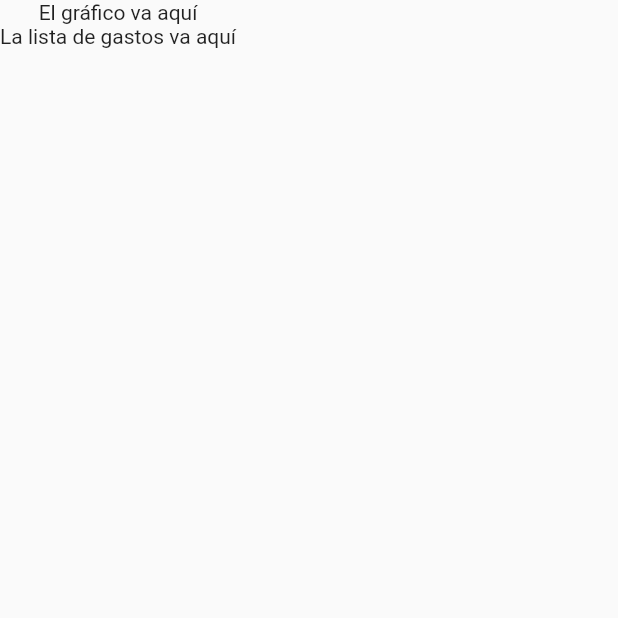
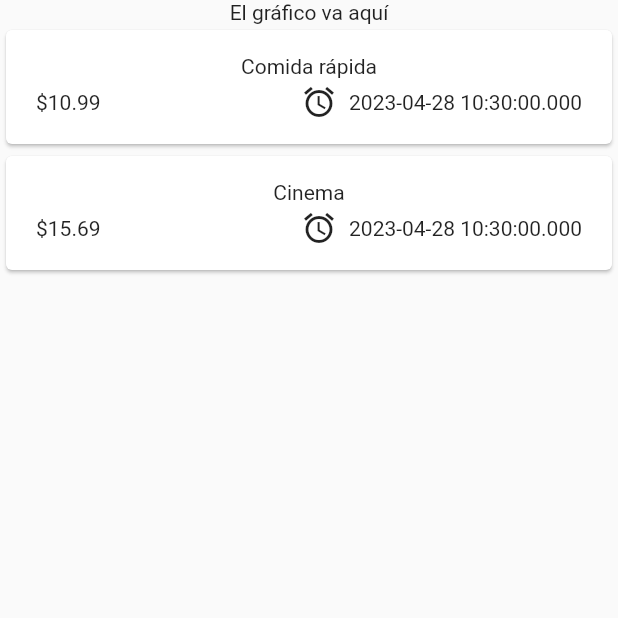
Before and after one commit to Ing-Eduardo-E/Flutter-Projects, a Flutter app: the screen it shows after launch, on a phone screen of 412 x 824 dp, the top half of it. Run offline on Flutter 3.47's test engine with Material 2 defaults, Android fonts, the phone set to English and light mode, and no system bars; our stand-ins replace google_fonts.

Commit message:
Creando y dando forma a las tarjeta de los gastos particulares

```diff
--- a/flutter_presupuesto_3/lib/main.dart
+++ b/flutter_presupuesto_3/lib/main.dart
@@ -1,5 +1,5 @@
 import 'package:flutter/material.dart';
-import 'package:flutter_presupuesto_3/expenses.dart';
+import 'package:flutter_presupuesto_3/widgets/expenses.dart';
 
 void main() {
   runApp(
--- a/flutter_presupuesto_3/lib/models/expense.dart
+++ b/flutter_presupuesto_3/lib/models/expense.dart
@@ -2,7 +2,7 @@ import 'package:uuid/uuid.dart';
 
 const uuid = Uuid();
 
-enum Category { Comida, Transporte, Ocio, Trabajo }
+enum Category { comida, transporte, ocio, trabajo }
 
 class Expense {
   Expense({
--- a/flutter_presupuesto_3/lib/expenses.dart
+++ b/flutter_presupuesto_3/lib/widgets/expenses.dart
@@ -1,6 +1,6 @@
 import 'package:flutter/material.dart';
-
-import 'models/expense.dart';
+import 'package:flutter_presupuesto_3/models/expense.dart';
+import 'package:flutter_presupuesto_3/widgets/expenses_list/expenses_list.dart';
 
 class Expenses extends StatefulWidget {
   const Expenses({super.key});
@@ -15,19 +15,22 @@ class _ExpensesState extends State<Expenses> {
         title: 'Comida rápida',
         amount: 10.99,
         date: DateTime.now(),
-        category: Category.Comida),
+        category: Category.comida),
     Expense(
         title: 'Cinema',
         amount: 15.69,
         date: DateTime.now(),
-        category: Category.Ocio),
+        category: Category.ocio),
   ];
   @override
   Widget build(BuildContext context) {
     return Scaffold(
-        body: Column(children: const [
-      Text('El gráfico va aquí'),
-      Text('La lista de gastos va aquí'),
-    ]));
+      body: Column(
+        children: [
+          const Text('El gráfico va aquí'),
+          Expanded(child: ExpensesList(expenses: _registeredExpenses)),
+        ],
+      ),
+    );
   }
 }
--- /dev/null
+++ b/flutter_presupuesto_3/lib/widgets/expenses_list/expense_item.dart
@@ -0,0 +1,41 @@
+import 'package:flutter/material.dart';
+import 'package:flutter_presupuesto_3/models/expense.dart';
+
+class ExpenseItem extends StatelessWidget {
+  const ExpenseItem(this.expense, {super.key});
+
+  final Expense expense;
+
+  @override
+  Widget build(BuildContext context) {
+    return Card(
+      child: Padding(
+        padding: const EdgeInsets.symmetric(
+          vertical: 16,
+          horizontal: 20,
+        ),
+        child: Column(
+          children: [
+            Text(expense.title),
+            const SizedBox(height: 4),
+            Row(
+              children: [
+                Text(
+                  '\$${expense.amount.toStringAsFixed(2)}',
+                ),
+                const Spacer(),
+                Row(
+                  children: [
+                    const Icon(Icons.alarm),
+                    const SizedBox(width: 8),
+                    Text(expense.date.toString()),
+                  ],
+                ),
+              ],
+            )
+          ],
+        ),
+      ),
+    );
+  }
+}
--- /dev/null
+++ b/flutter_presupuesto_3/lib/widgets/expenses_list/expenses_list.dart
@@ -0,0 +1,19 @@
+import 'package:flutter/material.dart';
+import 'package:flutter_presupuesto_3/models/expense.dart';
+import 'package:flutter_presupuesto_3/widgets/expenses_list/expense_item.dart';
+
+class ExpensesList extends StatelessWidget {
+  const ExpensesList({
+    super.key,
+    required this.expenses,
+  });
+
+  final List<Expense> expenses;
+
+  @override
+  Widget build(BuildContext context) {
+    return ListView.builder(
+        itemCount: expenses.length,
+        itemBuilder: (ctx, index) => ExpenseItem(expenses[index]));
+  }
+}
```
